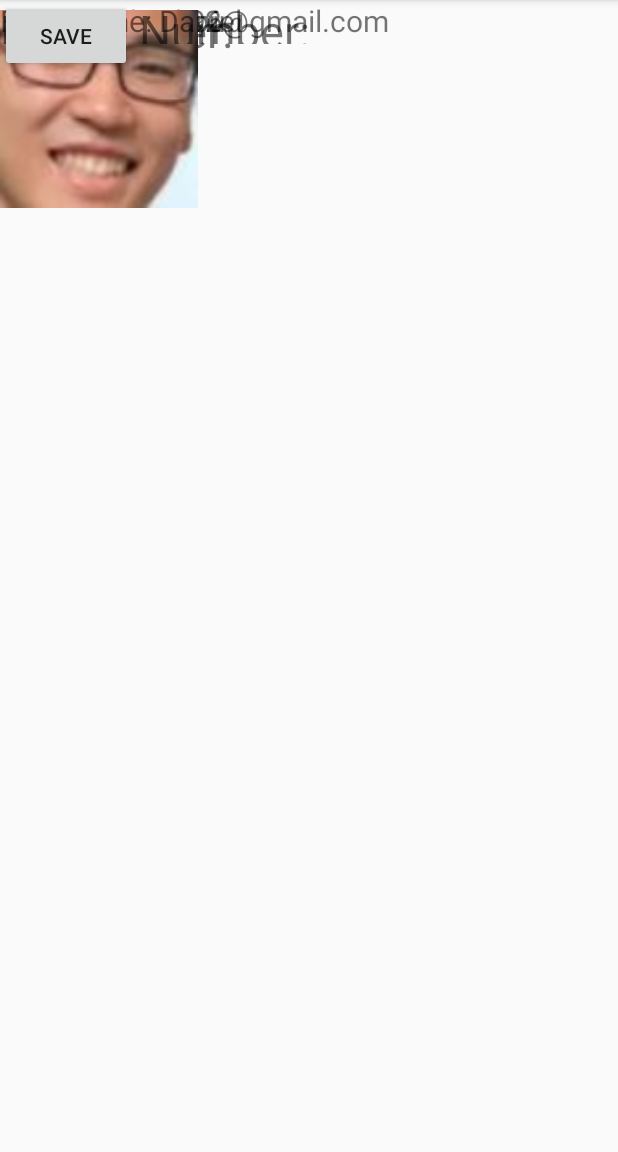
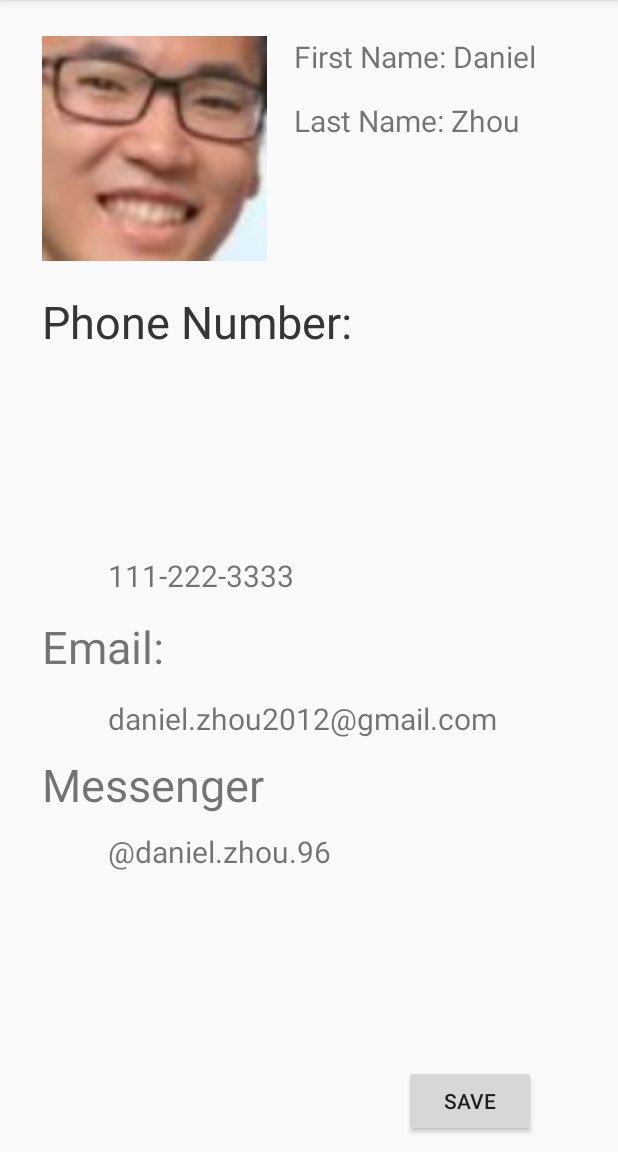
Before and after one commit to danosaur98/HackUCIIProject, an Android app: the DanielZhouActivity screen opened directly, with no data from a screen before it, on a phone screen of 412 x 824 dp, the part 84-1236 px from its top. Run offline under Robolectric (Android 15) with nearby library versions, the phone set to English and light mode, and no system bars.

Commit message:
difficulties solved

```diff
--- a/FaceRec/app/src/main/java/com/example/daniel/facerec/ContactsActivity.java
+++ b/FaceRec/app/src/main/java/com/example/daniel/facerec/ContactsActivity.java
@@ -7,15 +7,16 @@ import android.view.View;
 import android.widget.Button;
 
 public class ContactsActivity extends AppCompatActivity {
-    Button Daniel = (Button) findViewById(R.id.button3);
-    Button William = (Button) findViewById(R.id.button2);
-    Button Unknown = (Button) findViewById(R.id.button4);
+
 
 
     @Override
     protected void onCreate(Bundle savedInstanceState) {
         super.onCreate(savedInstanceState);
         setContentView(R.layout.activity_contacts);
+        Button Daniel = (Button) findViewById(R.id.button3);
+        Button William = (Button) findViewById(R.id.button2);
+        Button Unknown = (Button) findViewById(R.id.button4);
         Daniel.setOnClickListener(
                 new Button.OnClickListener() {
                     public void onClick(View v) {
--- a/FaceRec/app/src/main/java/com/example/daniel/facerec/MainActivity.java
+++ b/FaceRec/app/src/main/java/com/example/daniel/facerec/MainActivity.java
@@ -43,9 +43,9 @@ public class MainActivity extends AppCompatActivity {
         Button send = (Button) findViewById(R.id.button);
         send.setOnClickListener(new View.OnClickListener() {
             @Override
-            public void onClick(View v) {
-                Intent k = new Intent(MainActivity.this, ContactsActivity.class);
-                startActivity(k);
+            public void onClick(View view) {
+                Intent i = new Intent(MainActivity.this, ContactsActivity.class);
+                startActivity(i);
             }
         });
 
--- a/FaceRec/app/src/main/res/layout/activity_contacts.xml
+++ b/FaceRec/app/src/main/res/layout/activity_contacts.xml
@@ -1,5 +1,5 @@
 <?xml version="1.0" encoding="utf-8"?>
-<android.support.constraint.ConstraintLayout xmlns:android="http://schemas.android.com/apk/res/android"
+<RelativeLayout xmlns:android="http://schemas.android.com/apk/res/android"
     xmlns:app="http://schemas.android.com/apk/res-auto"
     xmlns:tools="http://schemas.android.com/tools"
     android:layout_width="match_parent"
@@ -8,24 +8,38 @@
 
     <Button
         android:id="@+id/button2"
-        android:layout_width="184dp"
+        android:layout_width="200dp"
         android:layout_height="103dp"
+        android:layout_alignLeft="@+id/button3"
+        android:layout_alignStart="@+id/button3"
+        android:layout_below="@+id/button3"
+        android:layout_marginTop="26dp"
         android:text="WILLIAM LI"
         tools:layout_editor_absoluteX="184dp"
         tools:layout_editor_absoluteY="145dp" />
 
     <Button
         android:id="@+id/button4"
-        android:layout_width="184dp"
+        android:layout_width="200dp"
         android:layout_height="103dp"
+        android:layout_alignLeft="@+id/button2"
+        android:layout_alignStart="@+id/button2"
+        android:layout_below="@+id/button2"
+        android:layout_marginTop="26dp"
         android:text="UNKNOWN"
         tools:layout_editor_absoluteX="184dp"
         tools:layout_editor_absoluteY="273dp" />
 
     <Button
         android:id="@+id/button3"
-        android:layout_width="184dp"
+        android:layout_width="200dp"
         android:layout_height="103dp"
+        android:layout_alignParentEnd="true"
+        android:layout_alignParentRight="true"
+        android:layout_alignParentTop="true"
+        android:layout_marginEnd="22dp"
+        android:layout_marginRight="22dp"
+        android:layout_marginTop="39dp"
         android:text="DANIEL ZHOU"
         tools:layout_editor_absoluteX="184dp"
         tools:layout_editor_absoluteY="16dp" />
@@ -36,7 +50,12 @@
         android:layout_height="99dp"
         app:srcCompat="@drawable/danthumbnail"
         tools:layout_editor_absoluteX="42dp"
-        tools:layout_editor_absoluteY="16dp" />
+        tools:layout_editor_absoluteY="16dp"
+        android:layout_marginLeft="32dp"
+        android:layout_marginStart="32dp"
+        android:layout_alignBottom="@+id/button3"
+        android:layout_alignParentLeft="true"
+        android:layout_alignParentStart="true" />
 
     <ImageView
         android:id="@+id/imageView2"
@@ -44,7 +63,10 @@
         android:layout_height="98dp"
         app:srcCompat="@drawable/willthumbnail"
         tools:layout_editor_absoluteX="42dp"
-        tools:layout_editor_absoluteY="145dp" />
+        tools:layout_editor_absoluteY="145dp"
+        android:layout_alignBottom="@+id/button2"
+        android:layout_alignLeft="@+id/imageView3"
+        android:layout_alignStart="@+id/imageView3" />
 
     <ImageView
         android:id="@+id/imageView3"
@@ -52,7 +74,10 @@
         android:layout_height="100dp"
         app:srcCompat="@drawable/arjunthumbnail"
         tools:layout_editor_absoluteX="42dp"
-        tools:layout_editor_absoluteY="273dp" />
+        tools:layout_editor_absoluteY="273dp"
+        android:layout_alignBottom="@+id/button4"
+        android:layout_alignRight="@+id/imageView"
+        android:layout_alignEnd="@+id/imageView" />
 
     <Button
         android:id="@+id/button5"
@@ -60,5 +85,9 @@
         android:layout_height="wrap_content"
         android:text="Send"
         tools:layout_editor_absoluteX="276dp"
-        tools:layout_editor_absoluteY="420dp" />
-</android.support.constraint.ConstraintLayout>
+        tools:layout_editor_absoluteY="420dp"
+        android:layout_alignParentBottom="true"
+        android:layout_alignRight="@+id/button4"
+        android:layout_alignEnd="@+id/button4"
+        android:layout_marginBottom="32dp" />
+</RelativeLayout>
--- a/FaceRec/app/src/main/res/layout/activity_daniel_zhou.xml
+++ b/FaceRec/app/src/main/res/layout/activity_daniel_zhou.xml
@@ -1,97 +1,130 @@
 <?xml version="1.0" encoding="utf-8"?>
-<android.support.constraint.ConstraintLayout xmlns:android="http://schemas.android.com/apk/res/android"
+<RelativeLayout xmlns:android="http://schemas.android.com/apk/res/android"
     xmlns:app="http://schemas.android.com/apk/res-auto"
     xmlns:tools="http://schemas.android.com/tools"
     android:layout_width="match_parent"
     android:layout_height="match_parent"
     tools:context="com.example.daniel.facerec.DanielZhouActivity">
 
-    <TextView
-        android:id="@+id/textView10"
-        android:layout_width="269dp"
-        android:layout_height="44dp"
-        android:text="\@daniel.zhou.96"
-        android:textSize="20dp"
-        tools:layout_editor_absoluteX="58dp"
-        tools:layout_editor_absoluteY="408dp" />
 
     <TextView
-        android:id="@+id/textView9"
-        android:layout_width="232dp"
-        android:layout_height="36dp"
-        android:text="Messenger:"
-        android:textSize="30dp"
-        tools:layout_editor_absoluteX="16dp"
-        tools:layout_editor_absoluteY="363dp" />
+        android:id="@+id/textView18"
+        android:layout_width="wrap_content"
+        android:layout_height="wrap_content"
+        android:layout_alignLeft="@+id/imageView6"
+        android:layout_alignStart="@+id/imageView6"
+        android:layout_below="@+id/imageView6"
+        android:layout_marginTop="20dp"
+        android:text="Phone Number:"
+        android:textSize="30dp" />
 
     <TextView
-        android:id="@+id/textView8"
-        android:layout_width="269dp"
-        android:layout_height="44dp"
-        android:text="daniel.zhou2012@gmail.com"
-        android:textSize="20dp"
-        tools:layout_editor_absoluteX="58dp"
-        tools:layout_editor_absoluteY="303dp" />
+        android:id="@+id/textView3"
+        android:layout_width="wrap_content"
+        android:layout_height="wrap_content"
+        android:layout_alignTop="@+id/imageView6"
+        android:layout_marginLeft="18dp"
+        android:layout_marginStart="18dp"
+        android:layout_toEndOf="@+id/imageView6"
+        android:layout_toRightOf="@+id/imageView6"
+        android:text="First Name: Daniel"
+        android:textSize="20dp" />
+
+    <ImageView
+        android:id="@+id/imageView6"
+        android:layout_width="150dp"
+        android:layout_height="150dp"
+        app:srcCompat="@drawable/danthumbnail"
+        android:layout_marginLeft="28dp"
+        android:layout_marginStart="28dp"
+        android:layout_marginTop="24dp"
+        android:layout_alignParentTop="true"
+        android:layout_alignParentLeft="true"
+        android:layout_alignParentStart="true" />
 
     <TextView
-        android:id="@+id/textView7"
-        android:layout_width="229dp"
-        android:layout_height="29dp"
+        android:id="@+id/textView2"
+        android:layout_width="wrap_content"
+        android:layout_height="wrap_content"
+        android:layout_alignLeft="@+id/textView3"
+        android:layout_alignStart="@+id/textView3"
+        android:layout_below="@+id/textView3"
+        android:layout_marginTop="15dp"
+        android:text="Last Name: Zhou"
+        android:textSize="20dp" />
+
+    <TextView
+        android:id="@+id/textView11"
+        android:layout_width="wrap_content"
+        android:layout_height="wrap_content"
+        android:layout_marginTop="13dp"
         android:text="Email:"
         android:textSize="30dp"
-        tools:layout_editor_absoluteX="16dp"
-        tools:layout_editor_absoluteY="267dp" />
+        android:layout_below="@+id/textView14"
+        android:layout_alignLeft="@+id/textView13"
+        android:layout_alignStart="@+id/textView13" />
 
     <TextView
-        android:id="@+id/textView5"
-        android:layout_width="211dp"
-        android:layout_height="29dp"
-        android:text="Last Name: Zhou"
-        android:textSize="20dp"
-        tools:layout_editor_absoluteX="162dp"
-        tools:layout_editor_absoluteY="45dp" />
+        android:id="@+id/textView13"
+        android:layout_width="wrap_content"
+        android:layout_height="wrap_content"
+        android:layout_alignLeft="@+id/imageView6"
+        android:layout_alignStart="@+id/imageView6"
+        android:layout_below="@+id/imageView6"
+        android:layout_marginTop="20dp"
+        android:text="Phone Number:"
+        android:textSize="30dp" />
 
     <TextView
-        android:id="@+id/textView4"
-        android:layout_width="269dp"
-        android:layout_height="44dp"
-        android:text="111-222-3333"
-        android:textSize="20dp"
-        tools:layout_editor_absoluteX="58dp"
-        tools:layout_editor_absoluteY="206dp" />
-
-    <ImageView
-        android:id="@+id/imageView4"
-        android:layout_width="132dp"
-        android:layout_height="145dp"
-        app:srcCompat="@drawable/danthumbnail"
-        tools:layout_editor_absoluteX="16dp"
-        tools:layout_editor_absoluteY="16dp" />
+        android:id="@+id/textView15"
+        android:layout_width="wrap_content"
+        android:layout_height="wrap_content"
+        android:layout_alignLeft="@+id/textView11"
+        android:layout_alignStart="@+id/textView11"
+        android:layout_below="@+id/textView17"
+        android:layout_marginTop="10dp"
+        android:text="Messenger"
+        android:textSize="30dp" />
 
     <TextView
-        android:id="@+id/textView"
-        android:layout_width="211dp"
-        android:layout_height="29dp"
-        android:text="First Name: Daniel"
-        android:textSize="20dp"
-        tools:layout_editor_absoluteX="162dp"
-        tools:layout_editor_absoluteY="16dp" />
+        android:id="@+id/textView12"
+        android:layout_width="wrap_content"
+        android:layout_height="wrap_content"
+        android:layout_alignLeft="@+id/textView17"
+        android:layout_alignStart="@+id/textView17"
+        android:layout_below="@+id/textView17"
+        android:layout_marginTop="61dp"
+        android:text="\@daniel.zhou.96"
+        android:textSize="20dp" />
 
     <TextView
-        android:id="@+id/textView6"
-        android:layout_width="229dp"
-        android:layout_height="29dp"
-        android:text="Phone Number:"
-        android:textSize="30dp"
-        tools:layout_editor_absoluteX="16dp"
-        tools:layout_editor_absoluteY="166dp" />
+        android:id="@+id/textView17"
+        android:layout_width="wrap_content"
+        android:layout_height="wrap_content"
+        android:layout_alignLeft="@+id/textView14"
+        android:layout_alignStart="@+id/textView14"
+        android:layout_below="@+id/textView11"
+        android:layout_marginTop="14dp"
+        android:text="daniel.zhou2012@gmail.com"
+        android:textSize="20dp" />
+
+    <TextView
+        android:id="@+id/textView14"
+        android:layout_width="wrap_content"
+        android:layout_height="wrap_content"
+        android:layout_centerVertical="true"
+        android:layout_toLeftOf="@+id/textView2"
+        android:layout_toStartOf="@+id/textView2"
+        android:text="111-222-3333"
+        android:textSize="20dp" />
 
     <Button
-        android:id="@+id/button3"
+        android:id="@+id/button7"
         android:layout_width="wrap_content"
         android:layout_height="wrap_content"
-        android:text="Save"
-        tools:layout_editor_absoluteX="278dp"
-        tools:layout_editor_absoluteY="445dp" />
-
-</android.support.constraint.ConstraintLayout>
+        android:layout_alignEnd="@+id/textView3"
+        android:layout_alignParentBottom="true"
+        android:layout_alignRight="@+id/textView3"
+        android:layout_marginBottom="10dp"
+        android:text="Save" />
+</RelativeLayout>
```
